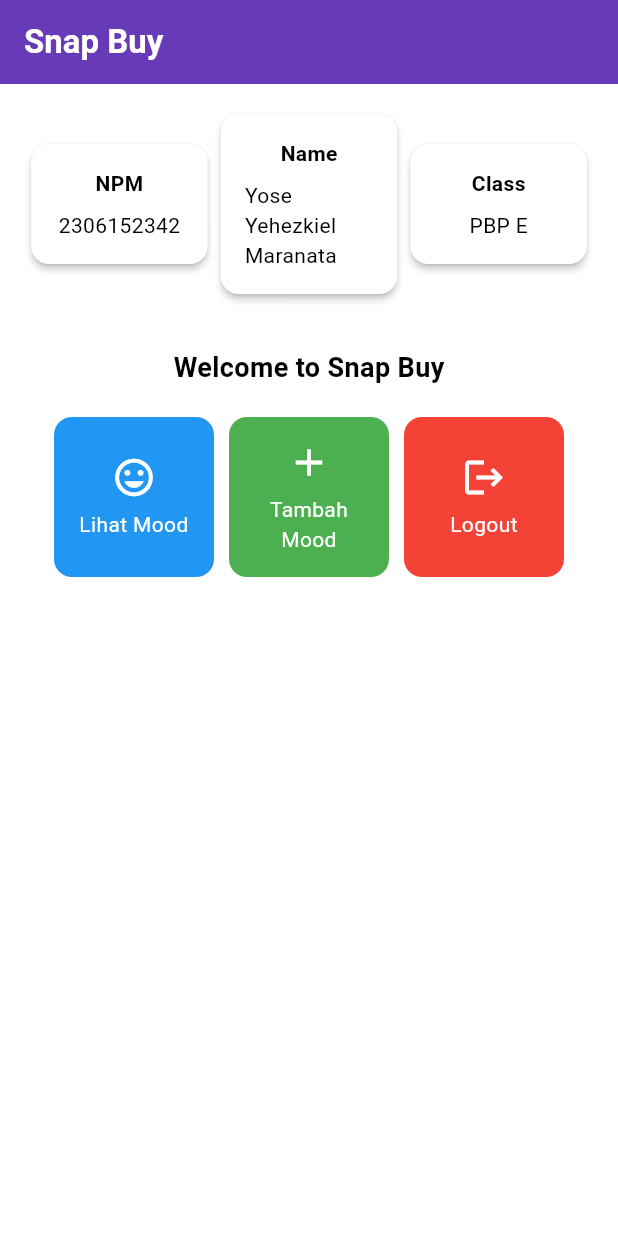
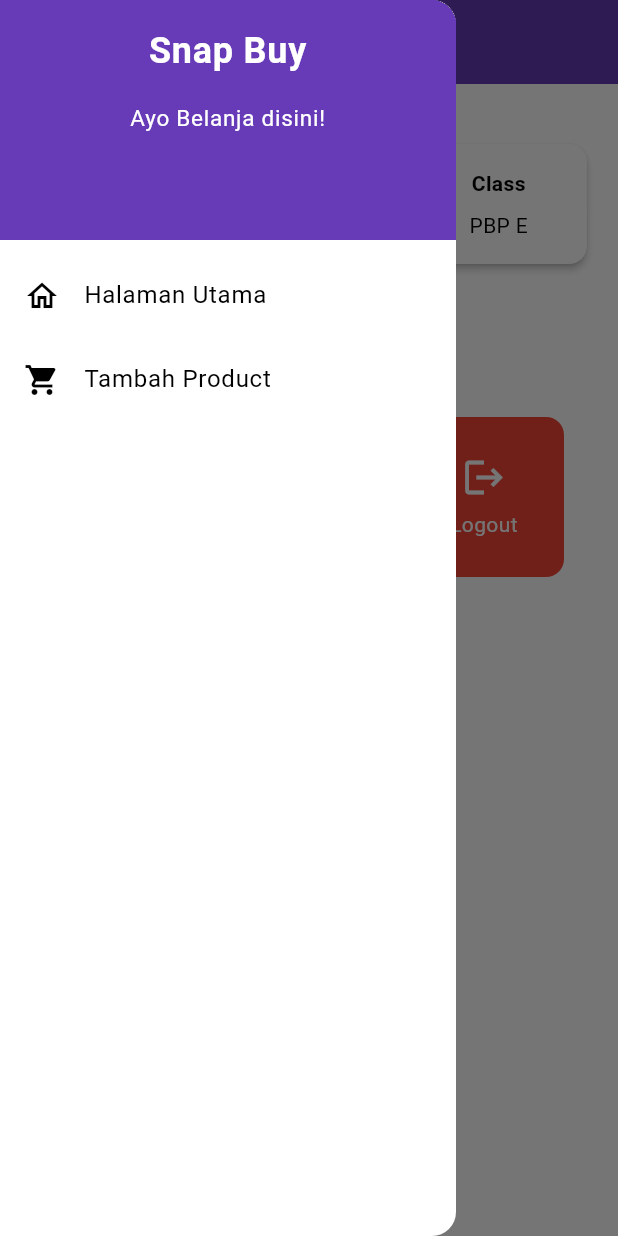
Before and after one commit to maskrio/snap_buy_mobile, a Flutter app: the screen it shows after launch, with the side drawer open (before the commit the screen has no drawer), on a phone screen of 412 x 824 dp. Run offline on Flutter 3.47's test engine with Material 3 defaults, Android fonts, the phone set to English and light mode, and no system bars.

Commit message:
selesai tugas 8

```diff
--- a/lib/main.dart
+++ b/lib/main.dart
@@ -1,5 +1,5 @@
 import 'package:flutter/material.dart';
-import 'package:snap_buy_mobile/menu.dart';
+import 'package:snap_buy_mobile/screens/menu.dart';
 
 void main() {
   runApp(const MyApp());
--- a/lib/menu.dart
+++ b/lib/screens/menu.dart
@@ -1,4 +1,6 @@
 import 'package:flutter/material.dart';
+import 'package:snap_buy_mobile/widgets/left_drawer.dart';
+import 'package:snap_buy_mobile/widgets/product_card.dart';
 
 class MyHomePage extends StatelessWidget  {
 
@@ -6,8 +8,8 @@
   final String name = 'Yose Yehezkiel Maranata'; // Nama
   final String className = 'PBP E'; // Kelas
 	final List<ItemHomepage> items = [
-        ItemHomepage("Lihat Mood", Icons.mood, Colors.blue),
-    		ItemHomepage("Tambah Mood", Icons.add, Colors.green),
+        ItemHomepage("Lihat Product", Icons.shopping_cart, Colors.blue),
+    		ItemHomepage("Tambah Product", Icons.add, Colors.green),
     		ItemHomepage("Logout", Icons.logout, Colors.red),
      ];
 
@@ -29,7 +31,9 @@
         ),
         // Warna latar belakang AppBar diambil dari skema warna tema aplikasi.
         backgroundColor: Theme.of(context).colorScheme.primary,
+        iconTheme: const IconThemeData(color: Colors.white),
       ),
+      drawer: const LeftDrawer(),
       // Body halaman dengan padding di sekelilingnya.
       body: Padding(
         padding: const EdgeInsets.all(16.0),
@@ -92,98 +96,3 @@
     );
   }
 }
-
-class ItemCard extends StatelessWidget {
-  // Menampilkan kartu dengan ikon dan nama.
-
-  final ItemHomepage item;
-
-  const ItemCard(this.item, {super.key});
-
-  @override
-  Widget build(BuildContext context) {
-    return Material(
-      // Menentukan warna latar belakang dari tema aplikasi.
-      color: item.color,
-      // Membuat sudut kartu melengkung.
-      borderRadius: BorderRadius.circular(12),
-
-      child: InkWell(
-        // Aksi ketika kartu ditekan.
-        onTap: () {
-          // Menampilkan pesan SnackBar saat kartu ditekan.
-          ScaffoldMessenger.of(context)
-            ..hideCurrentSnackBar()
-            ..showSnackBar(
-              SnackBar(content: Text("Kamu telah menekan tombol ${item.name}!"))
-            );
-        },
-        // Container untuk menyimpan Icon dan Text
-        child: Container(
-          padding: const EdgeInsets.all(8),
-          child: Center(
-            child: Column(
-              // Menyusun ikon dan teks di tengah kartu.
-              mainAxisAlignment: MainAxisAlignment.center,
-              children: [
-                Icon(
-                  item.icon,
-                  color: Colors.white,
-                  size: 30.0,
-                ),
-                const Padding(padding: EdgeInsets.all(3)),
-                Text(
-                  item.name,
-                  textAlign: TextAlign.center,
-                  style: const TextStyle(color: Colors.white),
-                ),
-              ],
-            ),
-          ),
-        ),
-      ),
-    );
-  }
-
-}
-
-class ItemHomepage {
-  final String name;
-  final IconData icon;
-  final Color color;
-
-  ItemHomepage(this.name, this.icon, this.color);
-}
-
-class InfoCard extends StatelessWidget {
-  // Kartu informasi yang menampilkan title dan content.
-
-  final String title;  // Judul kartu.
-  final String content;  // Isi kartu.
-
-  const InfoCard({super.key, required this.title, required this.content});
-
-  @override
-  Widget build(BuildContext context) {
-    return Card(
-      // Membuat kotak kartu dengan bayangan dibawahnya.
-      elevation: 2.0,
-      child: Container(
-        // Mengatur ukuran dan jarak di dalam kartu.
-        width: MediaQuery.of(context).size.width / 3.5, // menyesuaikan dengan lebar device yang digunakan.
-        padding: const EdgeInsets.all(16.0),
-        // Menyusun title dan content secara vertikal.
-        child: Column(
-          children: [
-            Text(
-              title,
-              style: const TextStyle(fontWeight: FontWeight.bold),
-            ),
-            const SizedBox(height: 8.0),
-            Text(content),
-          ],
-        ),
-      ),
-    );
-  }
-}
--- /dev/null
+++ b/lib/widgets/left_drawer.dart
@@ -0,0 +1,68 @@
+import 'package:flutter/material.dart';
+import 'package:snap_buy_mobile/screens/menu.dart';
+import 'package:snap_buy_mobile/screens/productentryform.dart';
+
+class LeftDrawer extends StatelessWidget {
+  const LeftDrawer({super.key});
+
+  @override
+  Widget build(BuildContext context) {
+    return Drawer(
+      child: ListView(
+        children: [
+          DrawerHeader(
+            decoration: BoxDecoration(
+              color: Theme.of(context).colorScheme.primary,
+            ),
+            child: const Column(
+              children: [
+                Text(
+                  'Snap Buy',
+                  textAlign: TextAlign.center,
+                  style: TextStyle(
+                    fontSize: 24,
+                    fontWeight: FontWeight.bold,
+                    color: Colors.white,
+                  ),
+                ),
+                Padding(padding: EdgeInsets.all(8)),
+                Text(
+                  "Ayo Belanja disini!",
+                  textAlign: TextAlign.center,
+                  style: TextStyle(
+                    fontSize: 15,
+                    fontWeight: FontWeight.normal,
+                    color: Colors.white,
+                  ),
+                ),
+              ],
+            ),
+          ),
+          ListTile(
+            leading: const Icon(Icons.home_outlined),
+            title: const Text('Halaman Utama'),
+            // Bagian redirection ke MyHomePage
+            onTap: () {
+              Navigator.pushReplacement(
+                  context,
+                  MaterialPageRoute(
+                    builder: (context) => MyHomePage(),
+                  ));
+            },
+          ),
+          ListTile(
+            leading: const Icon(Icons.shopping_cart),
+            title: const Text('Tambah Product'),
+            onTap: () {
+              Navigator.pushReplacement(
+                  context,
+                  MaterialPageRoute(
+                    builder: (context) => const ProductEntryFormPage(),
+                  ));
+            },
+          ),
+        ],
+      ),
+    );
+  }
+}
--- /dev/null
+++ b/lib/widgets/product_card.dart
@@ -0,0 +1,102 @@
+import 'package:flutter/material.dart';
+import 'package:snap_buy_mobile/screens/productentryform.dart';
+
+class ItemCard extends StatelessWidget {
+  // Menampilkan kartu dengan ikon dan nama.
+
+  final ItemHomepage item;
+
+  const ItemCard(this.item, {super.key});
+
+  @override
+  Widget build(BuildContext context) {
+    return Material(
+      // Menentukan warna latar belakang dari tema aplikasi.
+      color: item.color,
+      // Membuat sudut kartu melengkung.
+      borderRadius: BorderRadius.circular(12),
+
+      child: InkWell(
+        // Aksi ketika kartu ditekan.
+        onTap: () {
+        // Memunculkan SnackBar ketika diklik
+        ScaffoldMessenger.of(context)
+          ..hideCurrentSnackBar()
+          ..showSnackBar(SnackBar(
+              content: Text("Kamu telah menekan tombol ${item.name}!")));
+
+          // Navigate ke route yang sesuai (tergantung jenis tombol)
+          if (item.name == "Tambah Product") {
+            Navigator.push(context,
+              MaterialPageRoute(builder: (context) => const ProductEntryFormPage()));
+          }
+        },
+        // Container untuk menyimpan Icon dan Text
+        child: Container(
+          padding: const EdgeInsets.all(8),
+          child: Center(
+            child: Column(
+              // Menyusun ikon dan teks di tengah kartu.
+              mainAxisAlignment: MainAxisAlignment.center,
+              children: [
+                Icon(
+                  item.icon,
+                  color: Colors.white,
+                  size: 30.0,
+                ),
+                const Padding(padding: EdgeInsets.all(3)),
+                Text(
+                  item.name,
+                  textAlign: TextAlign.center,
+                  style: const TextStyle(color: Colors.white),
+                ),
+              ],
+            ),
+          ),
+        ),
+      ),
+    );
+  }
+
+}
+
+class ItemHomepage {
+  final String name;
+  final IconData icon;
+  final Color color;
+
+  ItemHomepage(this.name, this.icon, this.color);
+}
+
+class InfoCard extends StatelessWidget {
+  // Kartu informasi yang menampilkan title dan content.
+
+  final String title;  // Judul kartu.
+  final String content;  // Isi kartu.
+
+  const InfoCard({super.key, required this.title, required this.content});
+
+  @override
+  Widget build(BuildContext context) {
+    return Card(
+      // Membuat kotak kartu dengan bayangan dibawahnya.
+      elevation: 2.0,
+      child: Container(
+        // Mengatur ukuran dan jarak di dalam kartu.
+        width: MediaQuery.of(context).size.width / 3.5, // menyesuaikan dengan lebar device yang digunakan.
+        padding: const EdgeInsets.all(16.0),
+        // Menyusun title dan content secara vertikal.
+        child: Column(
+          children: [
+            Text(
+              title,
+              style: const TextStyle(fontWeight: FontWeight.bold),
+            ),
+            const SizedBox(height: 8.0),
+            Text(content),
+          ],
+        ),
+      ),
+    );
+  }
+}
```
Also changed, not shown: lib/screens/productentryform.dart (added, +163 -0 lines), 1 other file.
